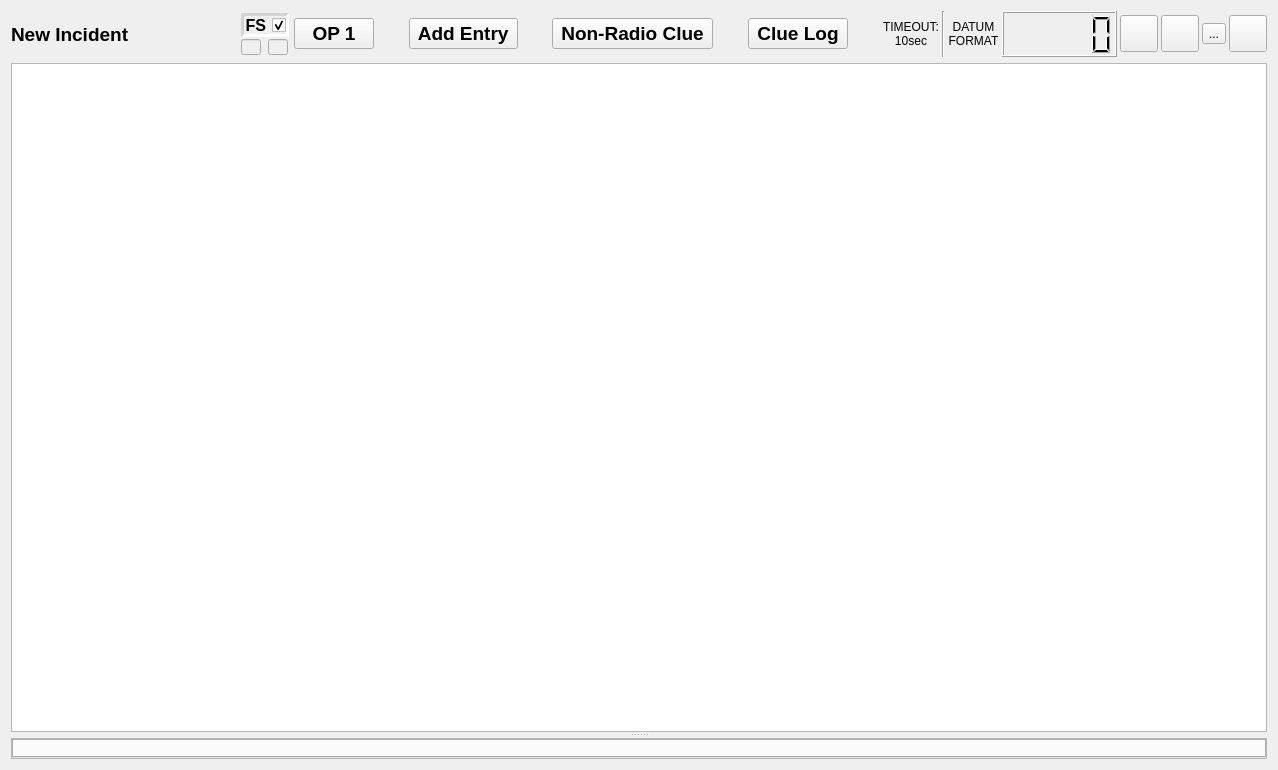
Above: designer/radiolog.ui from ncssar/radiolog before the change. Below: the same form after it.
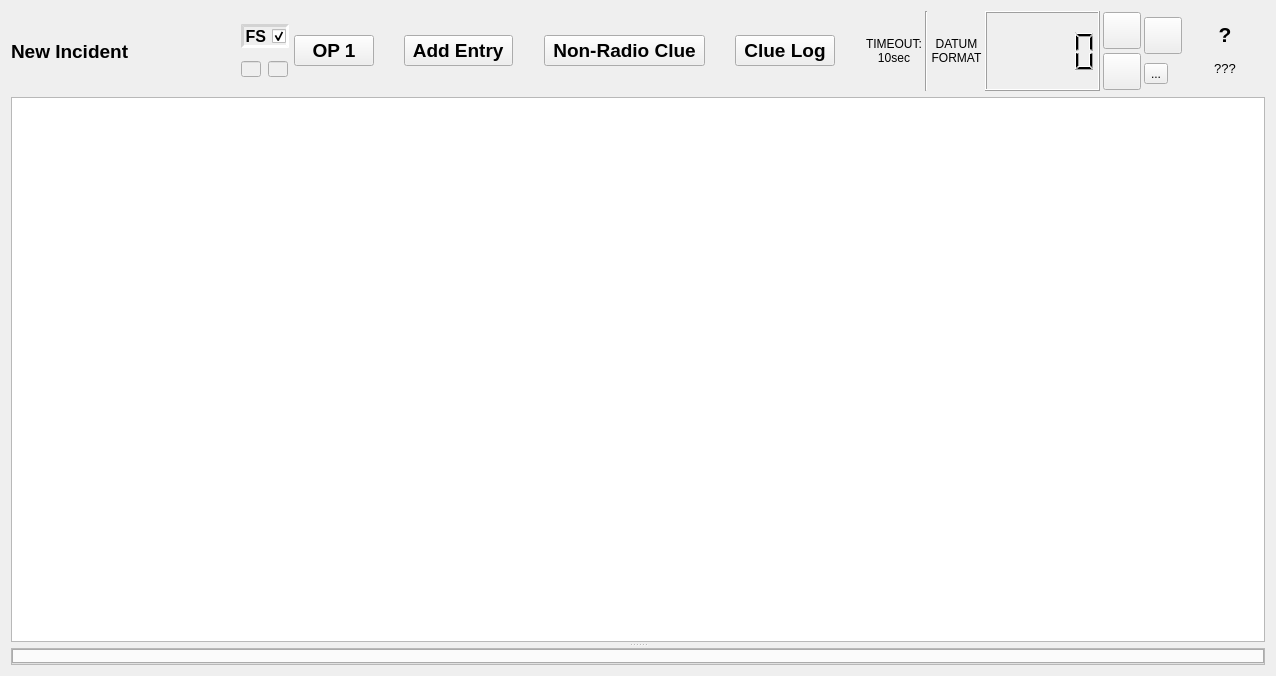
That is the form after the change. Icons and pictures are not drawn. Custom widgets are drawn as their Qt base class.

Diff of the .ui file:
```diff
--- a/designer/radiolog.ui
+++ b/designer/radiolog.ui
@@ -6,8 +6,8 @@
    <rect>
     <x>0</x>
     <y>0</y>
-    <width>1278</width>
-    <height>770</height>
+    <width>1276</width>
+    <height>676</height>
    </rect>
   </property>
   <property name="windowTitle">
@@ -15,7 +15,7 @@
   </property>
   <layout class="QGridLayout" name="gridLayout_2">
    <item row="0" column="0">
-    <layout class="QHBoxLayout" name="horizontalLayout" stretch="0,0,0,0,0,0,0,0,0,0,0,0,0,0,0,0,0,0">
+    <layout class="QHBoxLayout" name="horizontalLayout" stretch="0,0,0,0,0,0,0,0,0,0,0,0,0,0,0">
      <property name="spacing">
       <number>3</number>
      </property>
@@ -396,31 +396,9 @@
       </widget>
      </item>
      <item>
-      <widget class="QToolButton" name="helpButton">
-       <property name="focusPolicy">
-        <enum>Qt::NoFocus</enum>
-       </property>
-       <property name="toolTip">
-        <string/>
-       </property>
-       <property name="text">
-        <string/>
-       </property>
-       <property name="icon">
-        <iconset resource="../radiolog_ui.qrc">
-         <normaloff>:/radiolog_ui/icons/help_icon.png</normaloff>:/radiolog_ui/icons/help_icon.png</iconset>
-       </property>
-       <property name="iconSize">
-        <size>
-         <width>30</width>
-         <height>30</height>
-        </size>
-       </property>
-       <property name="shortcut">
-        <string>F1</string>
-       </property>
-      </widget>
-     </item>
+      <layout class="QHBoxLayout" name="horizontalLayout_2">
+       <item>
+        <layout class="QVBoxLayout" name="verticalLayout_4">
      <item>
       <widget class="QToolButton" name="optionsButton">
        <property name="sizePolicy">
@@ -450,26 +428,6 @@
        </property>
       </widget>
      </item>
-     <item>
-      <widget class="QToolButton" name="fsFilterButton">
-       <property name="focusPolicy">
-        <enum>Qt::NoFocus</enum>
-       </property>
-       <property name="text">
-        <string>...</string>
-       </property>
-       <property name="icon">
-        <iconset resource="../radiolog_ui.qrc">
-         <normaloff>:/radiolog_ui/icons/empty_filter.png</normaloff>:/radiolog_ui/icons/empty_filter.png</iconset>
-       </property>
-       <property name="iconSize">
-        <size>
-         <width>30</width>
-         <height>30</height>
-        </size>
-       </property>
-      </widget>
-     </item>
      <item>
       <widget class="QToolButton" name="printButton">
        <property name="sizePolicy">
@@ -510,6 +468,117 @@
      </item>
     </layout>
    </item>
+       <item>
+        <layout class="QVBoxLayout" name="verticalLayout_5">
+         <item>
+          <widget class="QToolButton" name="helpButton">
+           <property name="focusPolicy">
+            <enum>Qt::NoFocus</enum>
+           </property>
+           <property name="toolTip">
+            <string/>
+           </property>
+           <property name="text">
+            <string/>
+           </property>
+           <property name="icon">
+            <iconset resource="../radiolog_ui.qrc">
+             <normaloff>:/radiolog_ui/icons/help_icon.png</normaloff>:/radiolog_ui/icons/help_icon.png</iconset>
+           </property>
+           <property name="iconSize">
+            <size>
+             <width>30</width>
+             <height>30</height>
+            </size>
+           </property>
+           <property name="shortcut">
+            <string>F1</string>
+           </property>
+          </widget>
+         </item>
+         <item>
+          <widget class="QToolButton" name="fsFilterButton">
+           <property name="focusPolicy">
+            <enum>Qt::NoFocus</enum>
+           </property>
+           <property name="text">
+            <string>...</string>
+           </property>
+           <property name="icon">
+            <iconset resource="../radiolog_ui.qrc">
+             <normaloff>:/radiolog_ui/icons/empty_filter.png</normaloff>:/radiolog_ui/icons/empty_filter.png</iconset>
+           </property>
+           <property name="iconSize">
+            <size>
+             <width>30</width>
+             <height>30</height>
+            </size>
+           </property>
+          </widget>
+         </item>
+        </layout>
+       </item>
+       <item>
+        <widget class="clickableWidget" name="loginWidget" native="true">
+         <property name="sizePolicy">
+          <sizepolicy hsizetype="Fixed" vsizetype="Fixed">
+           <horstretch>0</horstretch>
+           <verstretch>0</verstretch>
+          </sizepolicy>
+         </property>
+         <property name="minimumSize">
+          <size>
+           <width>80</width>
+           <height>80</height>
+          </size>
+         </property>
+         <property name="styleSheet">
+          <string notr="true">QWidget#loginWidget {
+	background-image: url(:/radiolog_ui/icons/user_icon_80px.png);
+}</string>
+         </property>
+         <layout class="QVBoxLayout" name="verticalLayout_6">
+          <item>
+           <widget class="QLabel" name="loginInitialsLabel">
+            <property name="font">
+             <font>
+              <family>Segoe UI</family>
+              <pointsize>16</pointsize>
+              <weight>75</weight>
+              <bold>true</bold>
+             </font>
+            </property>
+            <property name="text">
+             <string>?</string>
+            </property>
+            <property name="alignment">
+             <set>Qt::AlignCenter</set>
+            </property>
+           </widget>
+          </item>
+          <item>
+           <widget class="QLabel" name="loginIdLabel">
+            <property name="font">
+             <font>
+              <family>Segoe UI</family>
+              <pointsize>10</pointsize>
+             </font>
+            </property>
+            <property name="text">
+             <string>???</string>
+            </property>
+            <property name="alignment">
+             <set>Qt::AlignCenter</set>
+            </property>
+           </widget>
+          </item>
+         </layout>
+        </widget>
+       </item>
+      </layout>
+     </item>
+    </layout>
+   </item>
    <item row="1" column="0">
     <widget class="QSplitter" name="splitter">
      <property name="sizePolicy">
@@ -674,6 +743,12 @@
    <extends>QTableView</extends>
    <header>radiolog.h</header>
   </customwidget>
+  <customwidget>
+   <class>clickableWidget</class>
+   <extends>QWidget</extends>
+   <header>radiolog.h</header>
+   <container>1</container>
+  </customwidget>
  </customwidgets>
  <tabstops>
   <tabstop>pushButton</tabstop>
```
Lines whose indentation alone changed are shown as unchanged.
